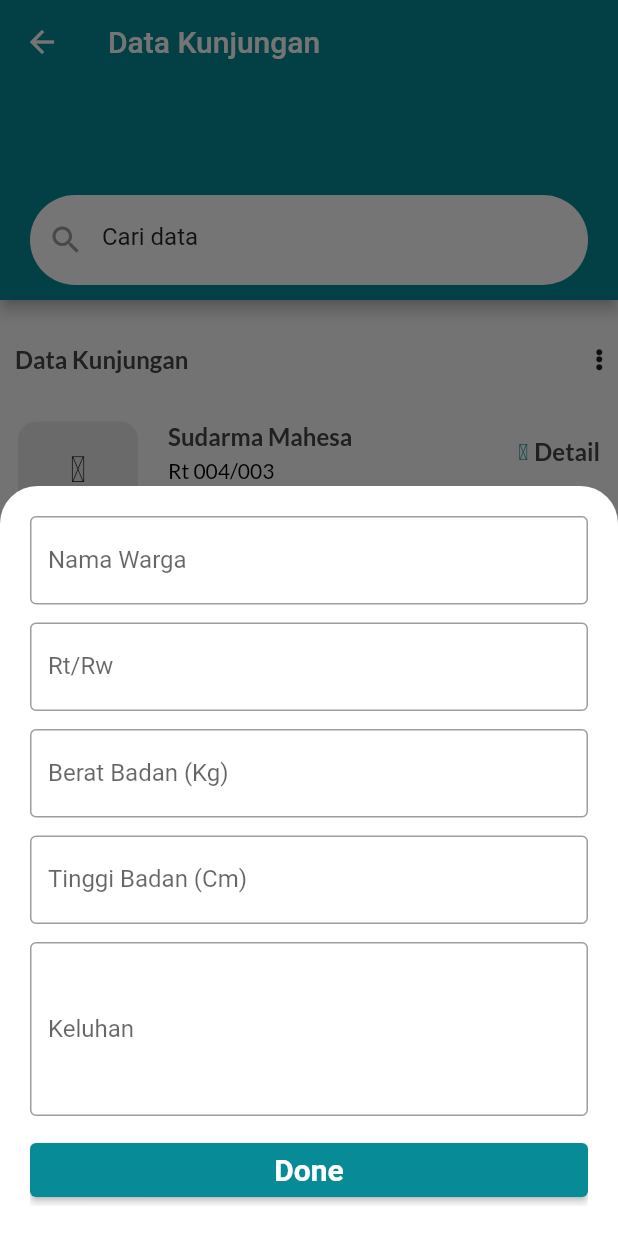
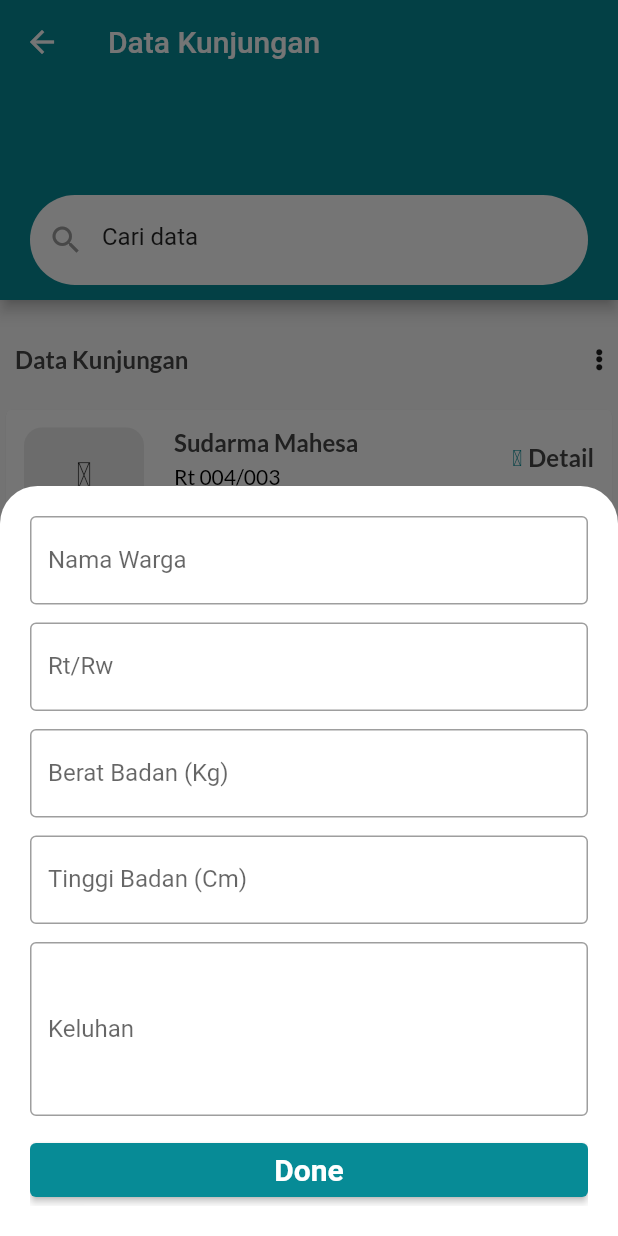
Before and after one commit to Roufmajidin/posyanduCare_mini-project_Rouf-Majidin, a Flutter app: the Kunjungan screen opened directly with empty values, after a tap on "Kunjungan", on a phone screen of 412 x 824 dp. Run offline on Flutter 3.47's test engine with Material 2 defaults, Android fonts, the phone set to English and light mode, and no system bars; our stand-ins replace google_fonts, iconly; missing offline and left inert: weekly_date_picker.

Commit message:
fix card

```diff
--- a/lib/view/detail_screen/kunjungan.dart
+++ b/lib/view/detail_screen/kunjungan.dart
@@ -218,9 +218,9 @@ class Kunjungan extends StatelessWidget {
             physics: ScrollPhysics(),
             itemCount: warga.length,
             itemBuilder: (context, index) {
-              return Column(
-                children: [
-                  Container(
+              return Card(
+                elevation: 0.2,
+                child: Container(
                   padding: const EdgeInsets.all(12),
                   child: Row(
                     crossAxisAlignment: CrossAxisAlignment.start,
@@ -291,10 +291,6 @@ class Kunjungan extends StatelessWidget {
                     ],
                   ),
                 ),
-                  const SizedBox(
-                    height: 2,
-                  )
-                ],
               );
             },
           ),
```
Lines whose indentation alone changed are shown as unchanged.
